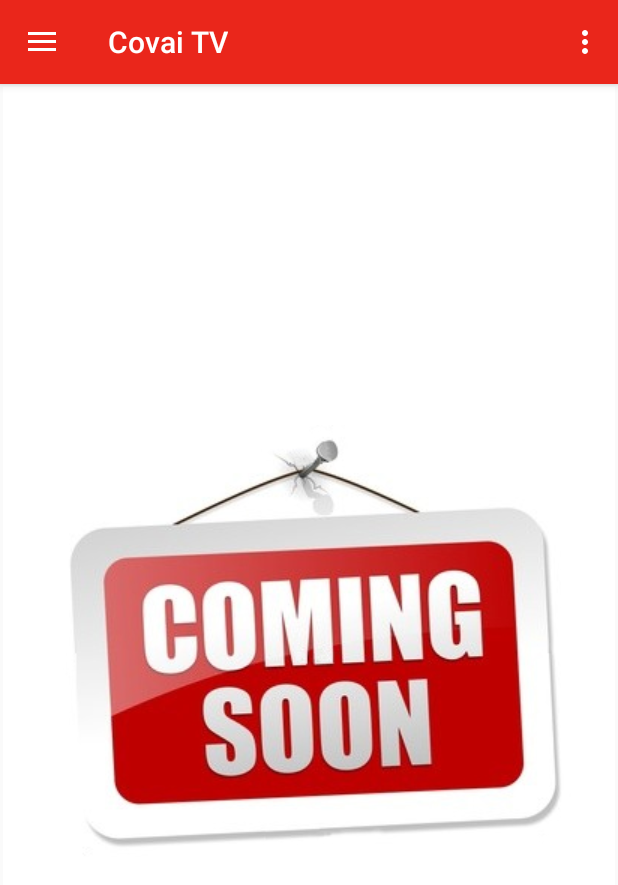
After one commit to nandha-conzat/CovaiTV, an Android app: the fragment ComingSoonFragment placed in its activity, on a phone screen of 412 x 824 dp. The commit adds this screen. Shown: the top 885 px of the screen. Run offline under Robolectric (Android 15) with nearby library versions, the phone set to English and light mode, and no system bars.

Commit message:
Design update

```diff
--- /dev/null
+++ b/app/src/main/java/com/rukina/fragment/ComingSoonFragment.java
@@ -0,0 +1,30 @@
+package com.rukina.fragment;
+
+import android.os.Bundle;
+import android.support.annotation.Nullable;
+import android.support.v4.app.Fragment;
+import android.view.LayoutInflater;
+import android.view.View;
+import android.view.ViewGroup;
+
+import com.rukina.R;
+
+/**
+ * Created by Nandha on 03-11-2016.
+ */
+
+public class ComingSoonFragment extends Fragment {
+
+    View rootView;
+
+    public ComingSoonFragment() {
+    }
+
+    @Nullable
+    @Override
+    public View onCreateView(LayoutInflater inflater, @Nullable ViewGroup container, @Nullable Bundle savedInstanceState) {
+        rootView = inflater.inflate(R.layout.fragment_coming_soon, container, false);
+
+        return rootView;
+    }
+}
--- /dev/null
+++ b/app/src/main/res/layout/fragment_coming_soon.xml
@@ -0,0 +1,17 @@
+<?xml version="1.0" encoding="utf-8"?>
+<LinearLayout xmlns:android="http://schemas.android.com/apk/res/android"
+    xmlns:app="http://schemas.android.com/apk/res-auto"
+    android:gravity="center"
+    android:background="@color/white"
+    android:orientation="vertical" android:layout_width="match_parent"
+    android:layout_height="match_parent">
+
+
+    <ImageView
+        android:layout_width="match_parent"
+        android:layout_height="wrap_content"
+        app:srcCompat="@drawable/cs"
+        android:layout_gravity="center"
+        android:id="@+id/imageView2"
+        android:scaleType="fitCenter" />
+</LinearLayout>
--- a/app/src/main/res/layout/fragment_register.xml
+++ b/app/src/main/res/layout/fragment_register.xml
@@ -22,12 +22,12 @@
                 android:layout_height="50dp"
                 android:layout_marginBottom="10dp"
                 android:layout_marginTop="1dp"
-                android:background="@color/colorTitle"
+                android:background="@color/button_bg_gray"
                 android:fontFamily="monospace"
                 android:gravity="center"
                 android:text="@string/register_title"
                 android:textColor="@color/white"
-                android:textSize="18dp"
+                android:textSize="20dp"
                 android:textStyle="bold" />
 
             <EditText
--- a/app/src/main/res/layout/nav_header_main.xml
+++ b/app/src/main/res/layout/nav_header_main.xml
@@ -3,7 +3,7 @@
     xmlns:app="http://schemas.android.com/apk/res-auto"
     android:layout_width="match_parent"
     android:layout_height="@dimen/nav_header_height"
-    android:background="@drawable/covaitv_banner"
+    android:background="@drawable/banner"
     android:gravity="bottom"
     android:orientation="vertical"
     android:paddingBottom="@dimen/activity_vertical_margin"
@@ -16,9 +16,7 @@
         android:id="@+id/imageView"
         android:layout_width="wrap_content"
         android:layout_height="wrap_content"
-        android:paddingTop="@dimen/nav_header_vertical_spacing"
-        android:visibility="gone"
-        app:srcCompat="@android:drawable/sym_def_app_icon" />
+        android:paddingTop="@dimen/nav_header_vertical_spacing"         />
 
     <TextView
         android:layout_width="match_parent"
```
Also changed, not shown: app/src/main/java/com/rukina/activity/MainActivity.java (+25 -0 lines), app/src/main/res/drawable/banner.png (added), app/src/main/res/drawable/cs.jpg (added).
